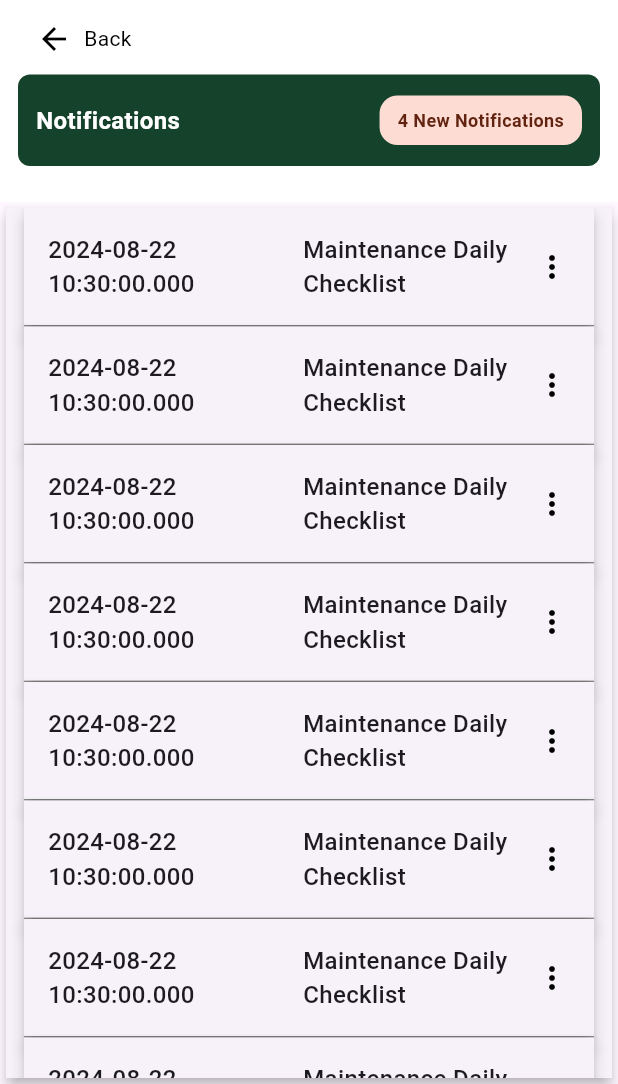
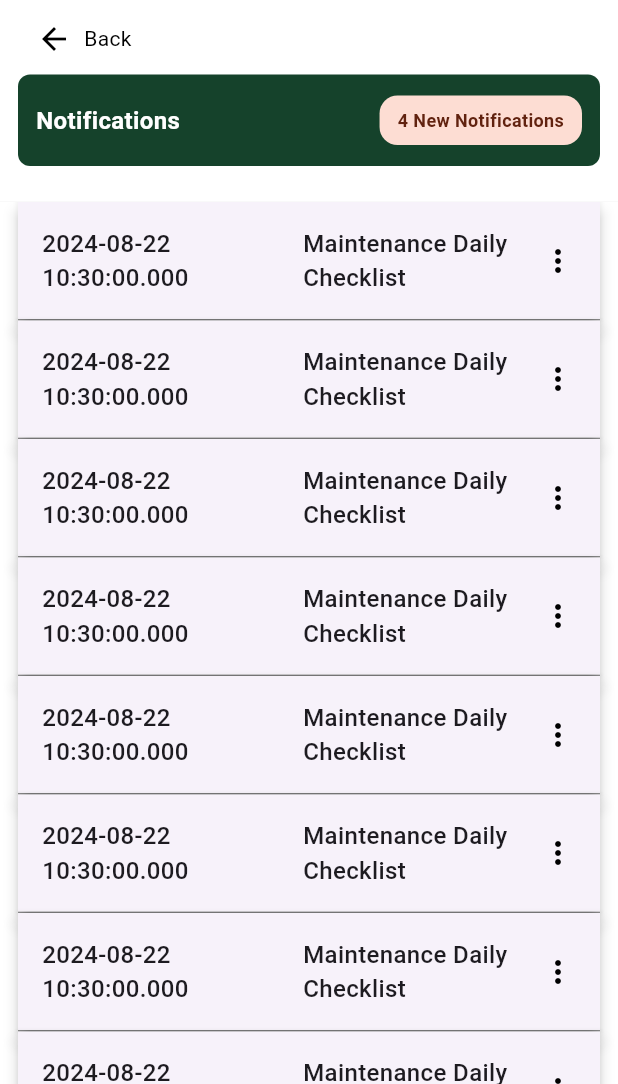
Before and after one commit to jamydevelop/Wilcon-Phase-2, a Flutter app: the NotificationsPage screen opened directly, on a phone screen of 412 x 824 dp, the part 152-1236 px from its top. Run offline on Flutter 3.47's test engine with Material 3 defaults, Android fonts, the phone set to English and light mode, and no system bars.

Commit message:
Update notification page

```diff
--- a/wilcon_phase2/lib/module/notifications/presentation/notifications_page.dart
+++ b/wilcon_phase2/lib/module/notifications/presentation/notifications_page.dart
@@ -1,5 +1,6 @@
 import 'package:flutter/material.dart';
 import 'package:wilcon_phase2/module/notifications/widgets/notification_appbar_container_widget.dart';
+//import 'package:wilcon_phase2/module/notifications/widgets/notification_appbar_container_widget.dart';
 import 'package:wilcon_phase2/module/notifications/widgets/notification_body_widget.dart';
 import 'package:wilcon_phase2/widget/sidebar_widget.dart';
 
@@ -17,29 +18,17 @@ class _NotificationsPageState extends State<NotificationsPage> {
       endDrawer:
           const CustomSidebar(), // Make sure this is not const if it is not a const constructor
       body: SafeArea(
-        child: Padding(
-          padding: const EdgeInsets.symmetric(horizontal: 0.0),
         child: Column(
           mainAxisSize: MainAxisSize.max,
           children: [
             const NotificationAppbarContainerWidget(),
-
-              // const SizedBox(height: 24),
-              // const CustomizedAppBar(),
-              // const BackToPrevScreen(),
-              // const SizedBox(height: 12),
-              // const HeaderBar(
-              //   text: 'Notifications',
-              //   isYellow: false,
-              // ),
-              // const SizedBox(height: 24),
-              // Adding elevation to the NotificationBodyWidget
             Expanded(
               child: Card(
-                  elevation: 4.0, // Adjust the elevation value as needed
+                margin: const EdgeInsets.all(0),
+                color: Colors.white,
+                elevation: 1.0, // Adjust the elevation value as needed
                 shape: RoundedRectangleBorder(
-                    borderRadius: BorderRadius.circular(
-                        0.0), // Optional: add rounded corners
+                  borderRadius: BorderRadius.circular(0.0),
                 ),
                 child: const NotificationBodyWidget(),
               ),
@@ -47,7 +36,6 @@ class _NotificationsPageState extends State<NotificationsPage> {
           ],
         ),
       ),
-      ),
     );
   }
 }
```
Lines whose indentation alone changed are shown as unchanged.
